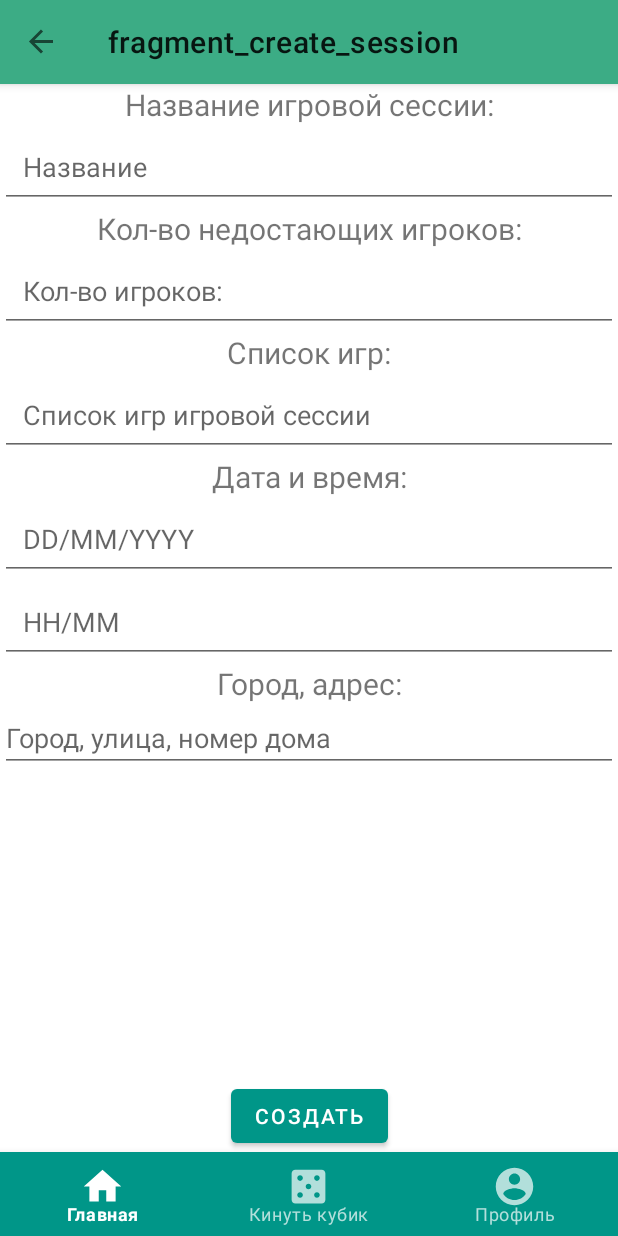
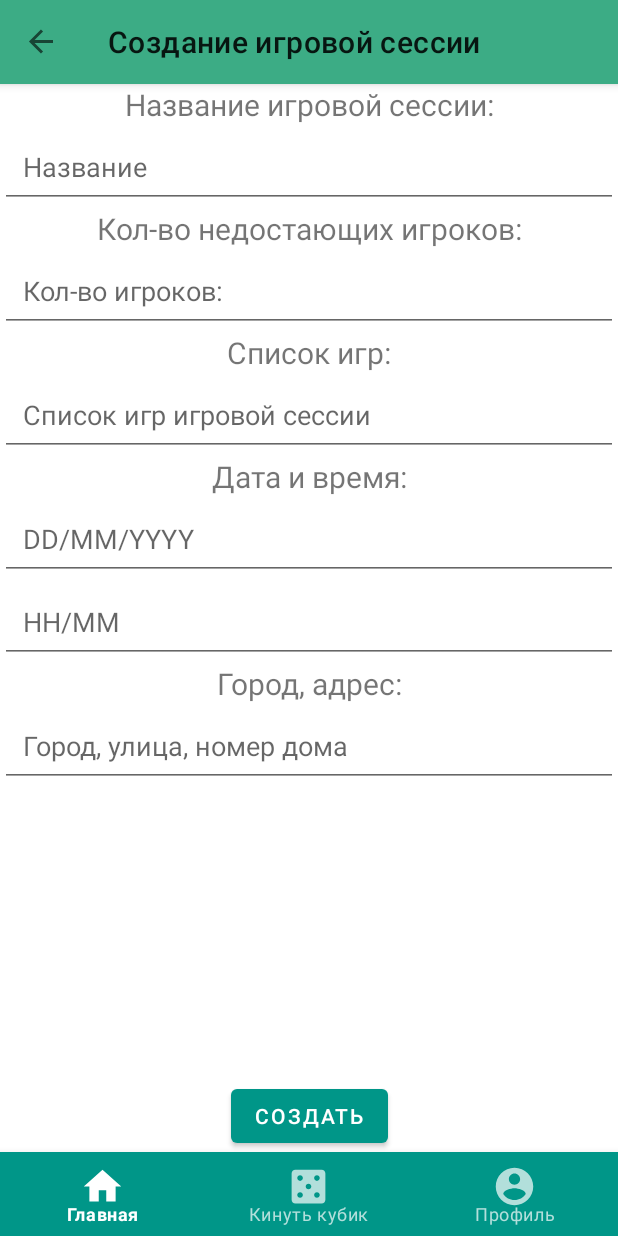
Before and after one commit to TeaProphet/TP-5.1-3, an Android app: the CreateSessionFragment screen opened through its navigation route, on a phone screen of 412 x 824 dp. Run offline under Robolectric (Android 15) with nearby library versions, the phone set to English and light mode, and no system bars; our stand-ins replace navigation-ui.

Commit message:
ORG-10: Cosmetic changes in create session fragment

```diff
--- a/app/src/main/res/layout/fragment_create_session.xml
+++ b/app/src/main/res/layout/fragment_create_session.xml
@@ -98,7 +98,8 @@
         android:ems="10"
         android:inputType="text"
         android:hint="@string/address_hint"
-        android:autofillHints="postalAddress" />
+        android:autofillHints="postalAddress"
+        android:padding="15dp"/>
 
     <androidx.constraintlayout.widget.ConstraintLayout
         android:layout_width="match_parent"
--- a/app/src/main/res/navigation/nav_graph.xml
+++ b/app/src/main/res/navigation/nav_graph.xml
@@ -31,6 +31,6 @@
     <fragment
         android:id="@+id/createSessionFragment"
         android:name="vsu.tp53.onboardapplication.home.CreateSessionFragment"
-        android:label="fragment_create_session"
+        android:label="Создание игровой сессии"
         tools:layout="@layout/fragment_create_session" />
 </navigation>
```
